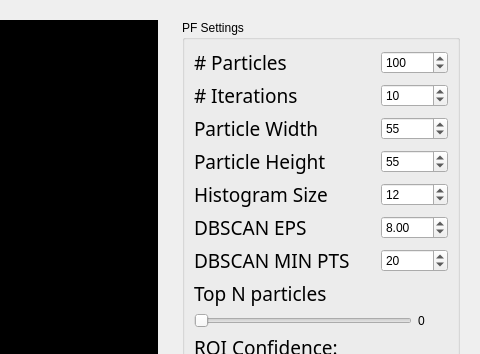
Qt form modules/tracking/particlefilter/ParticleFilterWidgetGui.ui (Boazrciasn/RDFramework) before a commit; both pictures show x 889 to 1369 and y 0 to 354 of the 1369 by 765 pixel window.
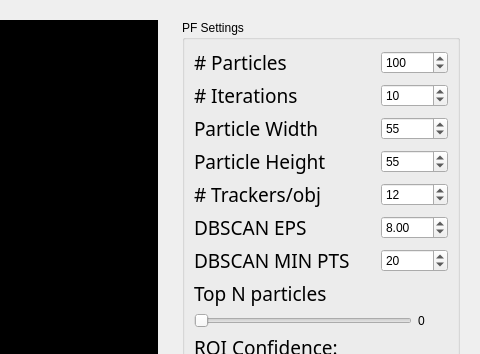
The same form after that commit.

Patch:
```diff
--- a/modules/tracking/particlefilter/ParticleFilterWidgetGui.ui
+++ b/modules/tracking/particlefilter/ParticleFilterWidgetGui.ui
@@ -415,7 +415,7 @@
             </font>
            </property>
            <property name="text">
-            <string>Histogram Size</string>
+            <string># Trackers/obj</string>
            </property>
           </widget>
          </item>
```
Left out of the diff: 6 changed lines with no effect on the pictures.
